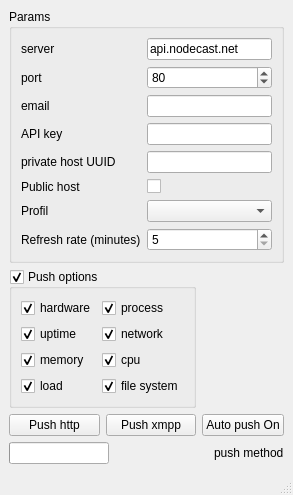
This is src/mainwindow.ui in fredix/geekast as Qt 5 draws it before an edit. The edited form follows.
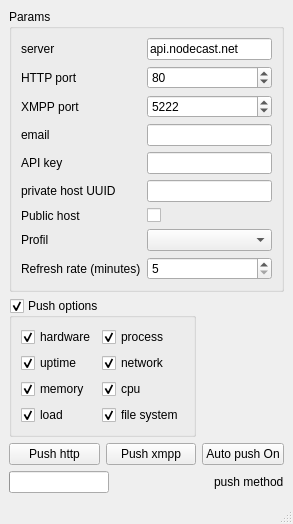
This is the edited form.

Commit message: added the xmpp port to connect to the xmpp server

```diff
--- a/src/mainwindow.ui
+++ b/src/mainwindow.ui
@@ -40,96 +40,113 @@
            </property>
           </widget>
          </item>
-         <item row="2" column="0">
+         <item row="1" column="0">
+          <widget class="QLabel" name="label_4">
+           <property name="text">
+            <string>HTTP port</string>
+           </property>
+          </widget>
+         </item>
+         <item row="1" column="1">
+          <widget class="QSpinBox" name="http_spinBox_port">
+           <property name="maximum">
+            <number>9999</number>
+           </property>
+           <property name="value">
+            <number>80</number>
+           </property>
+          </widget>
+         </item>
+         <item row="3" column="0">
           <widget class="QLabel" name="label_login">
            <property name="text">
             <string>email</string>
            </property>
           </widget>
          </item>
-         <item row="2" column="1">
+         <item row="3" column="1">
           <widget class="QLineEdit" name="lineEdit_login"/>
          </item>
-         <item row="3" column="0">
+         <item row="4" column="0">
           <widget class="QLabel" name="label_password">
            <property name="text">
             <string>API key</string>
            </property>
           </widget>
          </item>
-         <item row="3" column="1">
+         <item row="4" column="1">
           <widget class="QLineEdit" name="lineEdit_password">
            <property name="echoMode">
             <enum>QLineEdit::Normal</enum>
            </property>
           </widget>
          </item>
-         <item row="5" column="0">
+         <item row="6" column="0">
           <widget class="QLabel" name="label_uuid">
            <property name="text">
             <string>private host UUID</string>
            </property>
           </widget>
          </item>
-         <item row="5" column="1">
+         <item row="6" column="1">
           <widget class="QLineEdit" name="lineEdit_uuid">
            <property name="readOnly">
             <bool>false</bool>
            </property>
           </widget>
          </item>
-         <item row="6" column="0">
+         <item row="7" column="0">
           <widget class="QLabel" name="label">
            <property name="text">
             <string>Public host</string>
            </property>
           </widget>
          </item>
-         <item row="6" column="1">
+         <item row="7" column="1">
           <widget class="QCheckBox" name="checkBox_public_host">
            <property name="text">
             <string/>
            </property>
           </widget>
          </item>
-         <item row="7" column="0">
+         <item row="8" column="0">
           <widget class="QLabel" name="label_2">
            <property name="text">
             <string>Profil</string>
            </property>
           </widget>
          </item>
-         <item row="7" column="1">
+         <item row="8" column="1">
           <widget class="QComboBox" name="comboBox_profil"/>
          </item>
-         <item row="8" column="0">
+         <item row="9" column="0">
           <widget class="QLabel" name="label_3">
            <property name="text">
             <string>Refresh rate (minutes)</string>
            </property>
           </widget>
          </item>
-         <item row="8" column="1">
+         <item row="9" column="1">
           <widget class="QSpinBox" name="spinBox_refresh">
            <property name="minimum">
             <number>5</number>
            </property>
           </widget>
          </item>
-         <item row="1" column="0">
-          <widget class="QLabel" name="label_4">
+         <item row="2" column="0">
+          <widget class="QLabel" name="xMPPPortLabel">
            <property name="text">
-            <string>port</string>
+            <string>XMPP port</string>
            </property>
           </widget>
          </item>
-         <item row="1" column="1">
-          <widget class="QSpinBox" name="spinBox_port">
+         <item row="2" column="1">
+          <widget class="QSpinBox" name="xmpp_spinBox_port">
            <property name="maximum">
-            <number>9999</number>
+            <number>10000</number>
            </property>
            <property name="value">
-            <number>80</number>
+            <number>5222</number>
            </property>
           </widget>
          </item>
```
The commit also changes 6 other files.
